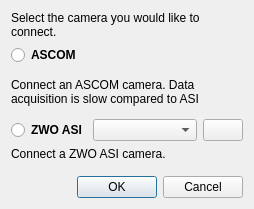
The window that qt5/connectcamera.ui (EthanChappel/Ecliptic) describes before a commit, drawn with Qt 5.
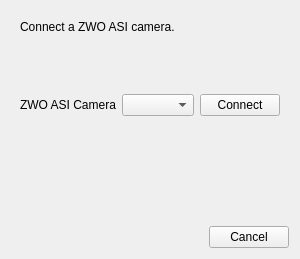
The same window after the commit. The open tabs and pages were chosen to show the change. Icons and pictures are not drawn.

Commit message: Revamp camera connection user interface

```diff
--- a/qt5/connectcamera.ui
+++ b/qt5/connectcamera.ui
@@ -6,8 +6,8 @@
    <rect>
     <x>0</x>
     <y>0</y>
-    <width>254</width>
-    <height>209</height>
+    <width>287</width>
+    <height>259</height>
    </rect>
   </property>
   <property name="windowTitle">
@@ -16,90 +16,144 @@
   <property name="styleSheet">
    <string notr="true">QRadioButton{font: bold;}</string>
   </property>
-  <layout class="QGridLayout" name="gridLayout">
-   <item row="3" column="0">
-    <widget class="QRadioButton" name="asi_radio">
-     <property name="sizePolicy">
-      <sizepolicy hsizetype="Fixed" vsizetype="Fixed">
-       <horstretch>0</horstretch>
-       <verstretch>0</verstretch>
-      </sizepolicy>
+  <layout class="QVBoxLayout" name="verticalLayout_2">
+   <item>
+    <widget class="QStackedWidget" name="stackedWidget">
+     <property name="currentIndex">
+      <number>0</number>
      </property>
-     <property name="text">
-      <string>ZWO ASI</string>
-     </property>
+     <widget class="QWidget" name="camera_page">
+      <layout class="QVBoxLayout" name="verticalLayout">
+       <item alignment="Qt::AlignTop">
+        <widget class="QLabel" name="instruct_label">
+         <property name="sizePolicy">
+          <sizepolicy hsizetype="Preferred" vsizetype="Fixed">
+           <horstretch>0</horstretch>
+           <verstretch>0</verstretch>
+          </sizepolicy>
+         </property>
+         <property name="text">
+          <string>Select the camera you would like to connect.</string>
+         </property>
+         <property name="wordWrap">
+          <bool>true</bool>
+         </property>
+        </widget>
+       </item>
+       <item>
+        <widget class="QCommandLinkButton" name="ascom_commandlink">
+         <property name="text">
+          <string>ASCOM Camera</string>
+         </property>
+         <property name="icon">
+          <iconset resource="resources/res.qrc">
+           <normaloff>:/thirdparty/ascom_logo.png</normaloff>:/thirdparty/ascom_logo.png</iconset>
+         </property>
+         <property name="description">
+          <string>Connect an ASCOM camera. Data acquisition is currently slow compared to ZWO ASI Cameras</string>
+         </property>
+        </widget>
+       </item>
+       <item>
+        <widget class="QCommandLinkButton" name="asi_commandlink">
+         <property name="enabled">
+          <bool>false</bool>
+         </property>
+         <property name="text">
+          <string>ZWO ASI Camera</string>
+         </property>
+         <property name="icon">
+          <iconset resource="resources/res.qrc">
+           <normaloff>:/thirdparty/asi_icon.png</normaloff>:/thirdparty/asi_icon.png</iconset>
+         </property>
+         <property name="description">
+          <string>Connect a ZWO ASI camera.</string>
+         </property>
+        </widget>
+       </item>
+      </layout>
+      <zorder>ascom_commandlink</zorder>
+      <zorder>asi_commandlink</zorder>
+      <zorder>instruct_label</zorder>
+     </widget>
+     <widget class="QWidget" name="asi_page">
+      <layout class="QGridLayout" name="gridLayout">
+       <item row="1" column="0" colspan="2">
+        <spacer name="verticalSpacer_2">
+         <property name="orientation">
+          <enum>Qt::Vertical</enum>
+         </property>
+         <property name="sizeHint" stdset="0">
+          <size>
+           <width>20</width>
+           <height>40</height>
+          </size>
+         </property>
+        </spacer>
+       </item>
+       <item row="2" column="0">
+        <widget class="QLabel" name="label">
+         <property name="sizePolicy">
+          <sizepolicy hsizetype="Fixed" vsizetype="Preferred">
+           <horstretch>0</horstretch>
+           <verstretch>0</verstretch>
+          </sizepolicy>
+         </property>
+         <property name="text">
+          <string>ZWO ASI Camera</string>
+         </property>
+        </widget>
+       </item>
+       <item row="2" column="1">
+        <widget class="QComboBox" name="asi_combobox"/>
+       </item>
+       <item row="0" column="0" colspan="2" alignment="Qt::AlignTop">
+        <widget class="QLabel" name="asi_label">
+         <property name="sizePolicy">
+          <sizepolicy hsizetype="Preferred" vsizetype="Fixed">
+           <horstretch>0</horstretch>
+           <verstretch>0</verstretch>
+          </sizepolicy>
+         </property>
+         <property name="text">
+          <string>Connect a ZWO ASI camera.</string>
+         </property>
+         <property name="wordWrap">
+          <bool>true</bool>
+         </property>
+        </widget>
+       </item>
+       <item row="3" column="1">
+        <spacer name="verticalSpacer">
+         <property name="orientation">
+          <enum>Qt::Vertical</enum>
+         </property>
+         <property name="sizeHint" stdset="0">
+          <size>
+           <width>20</width>
+           <height>40</height>
+          </size>
+         </property>
+        </spacer>
+       </item>
+       <item row="2" column="2">
+        <widget class="QPushButton" name="asi_connect_button">
+         <property name="sizePolicy">
+          <sizepolicy hsizetype="Fixed" vsizetype="Fixed">
+           <horstretch>0</horstretch>
+           <verstretch>0</verstretch>
+          </sizepolicy>
+         </property>
+         <property name="text">
+          <string>Connect</string>
+         </property>
+        </widget>
+       </item>
+      </layout>
+     </widget>
     </widget>
    </item>
-   <item row="3" column="1">
-    <widget class="QComboBox" name="asi_combobox"/>
-   </item>
-   <item row="3" column="2">
-    <widget class="QPushButton" name="asi_sync_button">
-     <property name="sizePolicy">
-      <sizepolicy hsizetype="Fixed" vsizetype="Fixed">
-       <horstretch>0</horstretch>
-       <verstretch>0</verstretch>
-      </sizepolicy>
-     </property>
-     <property name="text">
-      <string/>
-     </property>
-     <property name="icon">
-      <iconset resource="resources/res.qrc">
-       <normaloff>:/icons/ic_sync_white_48px.svg</normaloff>:/icons/ic_sync_white_48px.svg</iconset>
-     </property>
-    </widget>
-   </item>
-   <item row="2" column="0" colspan="3">
-    <widget class="QLabel" name="ascom_label">
-     <property name="sizePolicy">
-      <sizepolicy hsizetype="Preferred" vsizetype="Fixed">
-       <horstretch>0</horstretch>
-       <verstretch>0</verstretch>
-      </sizepolicy>
-     </property>
-     <property name="text">
-      <string>Connect an ASCOM camera. Data acquisition is slow compared to ASI Cameras</string>
-     </property>
-     <property name="wordWrap">
-      <bool>true</bool>
-     </property>
-    </widget>
-   </item>
-   <item row="1" column="0" colspan="3">
-    <widget class="QRadioButton" name="ascom_radio">
-     <property name="text">
-      <string>ASCOM</string>
-     </property>
-    </widget>
-   </item>
-   <item row="0" column="0" colspan="3">
-    <widget class="QLabel" name="instruct_label">
-     <property name="sizePolicy">
-      <sizepolicy hsizetype="Preferred" vsizetype="Fixed">
-       <horstretch>0</horstretch>
-       <verstretch>0</verstretch>
-      </sizepolicy>
-     </property>
-     <property name="text">
-      <string>Select the camera you would like to connect.</string>
-     </property>
-     <property name="wordWrap">
-      <bool>true</bool>
-     </property>
-    </widget>
-   </item>
-   <item row="6" column="0" colspan="3">
-    <widget class="QDialogButtonBox" name="buttonbox">
-     <property name="orientation">
-      <enum>Qt::Horizontal</enum>
-     </property>
-     <property name="standardButtons">
-      <set>QDialogButtonBox::Cancel|QDialogButtonBox::Ok</set>
-     </property>
-    </widget>
-   </item>
-   <item row="5" column="0" colspan="3">
+   <item>
     <spacer name="vertical_spacer">
      <property name="orientation">
       <enum>Qt::Vertical</enum>
@@ -112,19 +166,13 @@
      </property>
     </spacer>
    </item>
-   <item row="4" column="0" colspan="3">
-    <widget class="QLabel" name="asi_label">
-     <property name="sizePolicy">
-      <sizepolicy hsizetype="Preferred" vsizetype="Fixed">
-       <horstretch>0</horstretch>
-       <verstretch>0</verstretch>
-      </sizepolicy>
+   <item>
+    <widget class="QDialogButtonBox" name="buttonbox">
+     <property name="orientation">
+      <enum>Qt::Horizontal</enum>
      </property>
-     <property name="text">
-      <string>Connect a ZWO ASI camera.</string>
-     </property>
-     <property name="wordWrap">
-      <bool>true</bool>
+     <property name="standardButtons">
+      <set>QDialogButtonBox::Cancel</set>
      </property>
     </widget>
    </item>
```
Left out of the diff: 9 changed lines with no effect on the pictures. The commit also changes 7 other files.
